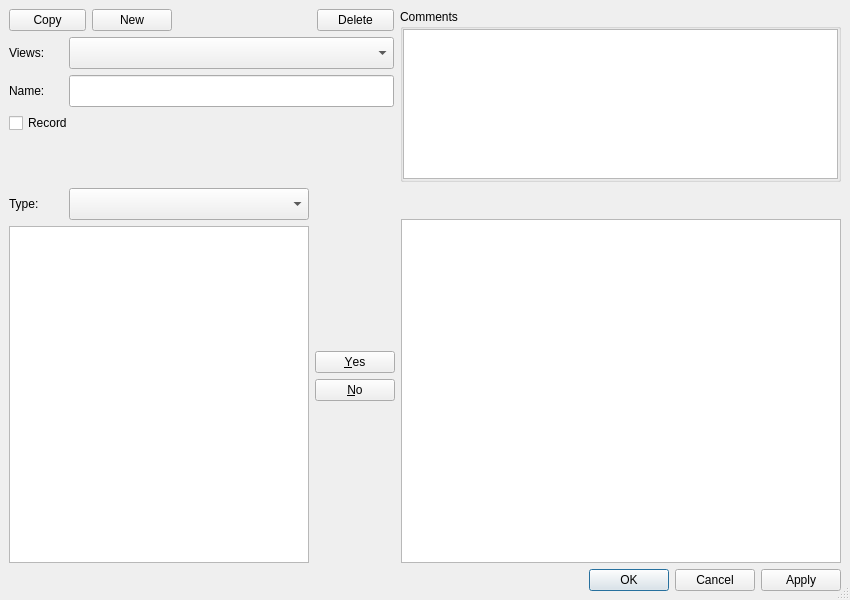
ccherrett/oom, file oom/widgets/trackvieweditorbase.ui: the form before one commit.
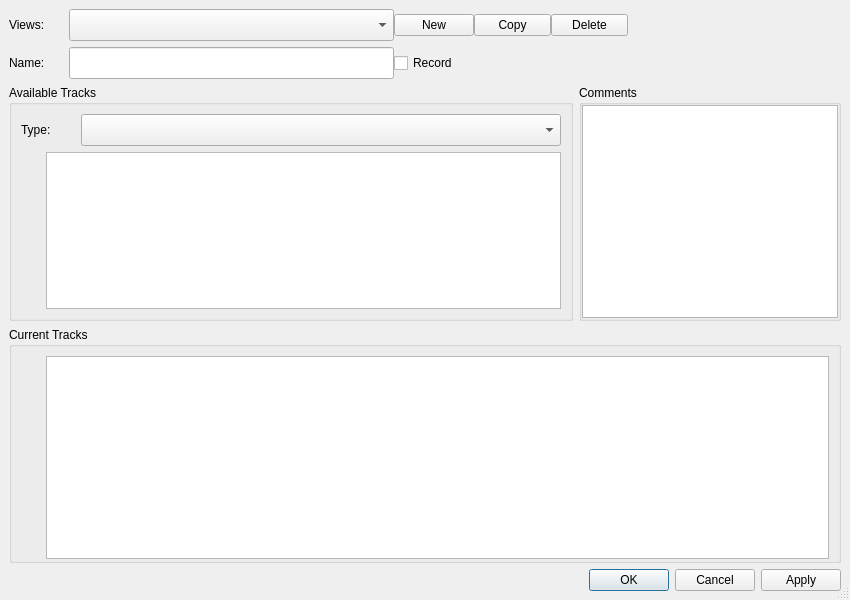
The form after the commit.

Diff of the .ui file:
```diff
--- a/oom/widgets/trackvieweditorbase.ui
+++ b/oom/widgets/trackvieweditorbase.ui
@@ -29,9 +29,9 @@
   <property name="modal">
    <bool>true</bool>
   </property>
-  <layout class="QVBoxLayout" name="verticalLayout" stretch="0,1,0">
+  <layout class="QVBoxLayout" name="verticalLayout" stretch="0,1,1,0">
    <item>
-    <layout class="QHBoxLayout" name="horizontalLayout" stretch="0,1">
+    <layout class="QHBoxLayout" name="horizontalLayout" stretch="0">
      <property name="sizeConstraint">
       <enum>QLayout::SetMinAndMaxSize</enum>
      </property>
@@ -53,29 +53,48 @@
         <number>0</number>
        </property>
        <item>
-        <layout class="QHBoxLayout" name="horizontalLayout_4">
-         <property name="sizeConstraint">
-          <enum>QLayout::SetFixedSize</enum>
-         </property>
-         <property name="topMargin">
+        <layout class="QHBoxLayout" name="groupLayout">
+         <property name="spacing">
           <number>0</number>
          </property>
          <item>
-          <widget class="QPushButton" name="btnCopy">
+          <widget class="QLabel" name="lblGroup">
            <property name="minimumSize">
             <size>
-             <width>77</width>
-             <height>0</height>
+             <width>60</width>
+             <height>32</height>
             </size>
            </property>
            <property name="maximumSize">
             <size>
-             <width>77</width>
-             <height>16777215</height>
+             <width>60</width>
+             <height>32</height>
             </size>
            </property>
            <property name="text">
-            <string>Copy</string>
+            <string>Views:</string>
+           </property>
+          </widget>
+         </item>
+         <item>
+          <widget class="QComboBox" name="cmbViews">
+           <property name="sizePolicy">
+            <sizepolicy hsizetype="Preferred" vsizetype="Fixed">
+             <horstretch>1</horstretch>
+             <verstretch>0</verstretch>
+            </sizepolicy>
+           </property>
+           <property name="minimumSize">
+            <size>
+             <width>325</width>
+             <height>32</height>
+            </size>
+           </property>
+           <property name="maximumSize">
+            <size>
+             <width>325</width>
+             <height>16777215</height>
+            </size>
            </property>
           </widget>
          </item>
@@ -99,17 +118,23 @@
           </widget>
          </item>
          <item>
-          <spacer name="horizontalSpacer_2">
-           <property name="orientation">
-            <enum>Qt::Horizontal</enum>
+          <widget class="QPushButton" name="btnCopy">
+           <property name="minimumSize">
+            <size>
+             <width>77</width>
+             <height>0</height>
+            </size>
            </property>
-           <property name="sizeHint" stdset="0">
+           <property name="maximumSize">
             <size>
-             <width>40</width>
-             <height>20</height>
+             <width>77</width>
+             <height>16777215</height>
             </size>
            </property>
-          </spacer>
+           <property name="text">
+            <string>Copy</string>
+           </property>
+          </widget>
          </item>
          <item>
           <widget class="QPushButton" name="btnDelete">
@@ -130,53 +155,18 @@
            </property>
           </widget>
          </item>
-        </layout>
-       </item>
        <item>
-        <layout class="QHBoxLayout" name="groupLayout">
-         <property name="spacing">
-          <number>0</number>
-         </property>
-         <item>
-          <widget class="QLabel" name="lblGroup">
-           <property name="minimumSize">
+          <spacer name="horizontalSpacer_2">
+           <property name="orientation">
+            <enum>Qt::Horizontal</enum>
+           </property>
+           <property name="sizeHint" stdset="0">
             <size>
-             <width>60</width>
-             <height>32</height>
+             <width>40</width>
+             <height>20</height>
             </size>
            </property>
-           <property name="maximumSize">
-            <size>
-             <width>60</width>
-             <height>32</height>
-            </size>
-           </property>
-           <property name="text">
-            <string>Views:</string>
-           </property>
-          </widget>
-         </item>
-         <item>
-          <widget class="QComboBox" name="cmbViews">
-           <property name="sizePolicy">
-            <sizepolicy hsizetype="Preferred" vsizetype="Fixed">
-             <horstretch>1</horstretch>
-             <verstretch>0</verstretch>
-            </sizepolicy>
-           </property>
-           <property name="minimumSize">
-            <size>
-             <width>325</width>
-             <height>32</height>
-            </size>
-           </property>
-           <property name="maximumSize">
-            <size>
-             <width>325</width>
-             <height>16777215</height>
-            </size>
-           </property>
-          </widget>
+          </spacer>
          </item>
         </layout>
        </item>
@@ -232,8 +222,6 @@
            </property>
           </widget>
          </item>
-        </layout>
-       </item>
        <item>
         <widget class="QCheckBox" name="chkRecord">
          <property name="toolTip">
@@ -245,59 +233,37 @@
         </widget>
        </item>
        <item>
-        <spacer name="verticalSpacer">
+          <spacer name="horizontalSpacer">
          <property name="orientation">
-          <enum>Qt::Vertical</enum>
+            <enum>Qt::Horizontal</enum>
          </property>
          <property name="sizeHint" stdset="0">
           <size>
-           <width>20</width>
-           <height>40</height>
+             <width>40</width>
+             <height>20</height>
           </size>
          </property>
         </spacer>
        </item>
       </layout>
      </item>
+      </layout>
+     </item>
+    </layout>
+   </item>
      <item>
-      <widget class="QGroupBox" name="groupBox">
+    <layout class="QHBoxLayout" name="horizontalLayout_5" stretch="1,0">
+     <property name="topMargin">
+      <number>0</number>
+     </property>
+     <item>
+      <widget class="QGroupBox" name="verticalGroupBox_2">
        <property name="title">
-        <string>Comments</string>
+        <string>Available Tracks</string>
        </property>
-       <layout class="QVBoxLayout" name="verticalLayout_5">
-        <property name="spacing">
-         <number>0</number>
-        </property>
-        <property name="margin">
-         <number>0</number>
-        </property>
+       <layout class="QVBoxLayout" name="verticalLayout_6">
         <item>
-         <widget class="QTextEdit" name="txtComment">
-          <property name="maximumSize">
-           <size>
-            <width>16777215</width>
-            <height>150</height>
-           </size>
-          </property>
-         </widget>
-        </item>
-       </layout>
-      </widget>
-     </item>
-    </layout>
-   </item>
-   <item>
-    <layout class="QHBoxLayout" name="horizontalLayout_2" stretch="1,0,1">
-     <item>
-      <layout class="QVBoxLayout" name="tracksLayout" stretch="0,0">
-       <property name="sizeConstraint">
-        <enum>QLayout::SetMinimumSize</enum>
-       </property>
-       <property name="rightMargin">
-        <number>0</number>
-       </property>
-       <item>
-        <layout class="QHBoxLayout" name="typeLayout">
+         <layout class="QHBoxLayout" name="typeLayout" stretch="0,1">
          <property name="spacing">
           <number>0</number>
          </property>
@@ -339,9 +305,65 @@
            </property>
            <property name="maximumSize">
             <size>
-             <width>240</width>
+              <width>16777215</width>
              <height>32</height>
             </size>
+            </property>
+           </widget>
+          </item>
+         </layout>
+        </item>
+        <item>
+         <layout class="QHBoxLayout" name="horizontalLayout_2">
+          <property name="spacing">
+           <number>0</number>
+          </property>
+          <item>
+           <layout class="QVBoxLayout" name="verticalLayout_7">
+            <property name="leftMargin">
+             <number>0</number>
+            </property>
+            <item>
+             <spacer name="verticalSpacer">
+              <property name="orientation">
+               <enum>Qt::Vertical</enum>
+              </property>
+              <property name="sizeHint" stdset="0">
+               <size>
+                <width>20</width>
+                <height>40</height>
+               </size>
+              </property>
+             </spacer>
+            </item>
+            <item>
+             <widget class="QToolButton" name="btnAdd">
+              <property name="minimumSize">
+               <size>
+                <width>25</width>
+                <height>25</height>
+               </size>
+              </property>
+              <property name="maximumSize">
+               <size>
+                <width>25</width>
+                <height>25</height>
+               </size>
+              </property>
+              <property name="toolTip">
+               <string>Add selected Track(s) from list</string>
+              </property>
+              <property name="text">
+               <string/>
+              </property>
+              <property name="iconSize">
+               <size>
+                <width>25</width>
+                <height>25</height>
+               </size>
+              </property>
+              <property name="autoRaise">
+               <bool>true</bool>
            </property>
           </widget>
          </item>
@@ -363,7 +385,7 @@
          </property>
          <property name="maximumSize">
           <size>
-           <width>300</width>
+              <width>16777215</width>
            <height>16777215</height>
           </size>
          </property>
@@ -380,29 +402,98 @@
        </item>
       </layout>
      </item>
+       </layout>
+      </widget>
+     </item>
      <item>
-      <widget class="QDialogButtonBox" name="actionBox">
-       <property name="orientation">
-        <enum>Qt::Vertical</enum>
+      <widget class="QGroupBox" name="groupBox">
+       <property name="title">
+        <string>Comments</string>
        </property>
-       <property name="standardButtons">
-        <set>QDialogButtonBox::No|QDialogButtonBox::Yes</set>
-       </property>
-       <property name="centerButtons">
-        <bool>true</bool>
-       </property>
-      </widget>
+       <layout class="QVBoxLayout" name="verticalLayout_5">
+        <property name="spacing">
+         <number>0</number>
+        </property>
+        <property name="margin">
+         <number>0</number>
+        </property>
+        <item>
+         <widget class="QTextEdit" name="txtComment">
+          <property name="maximumSize">
+           <size>
+            <width>16777215</width>
+            <height>16777215</height>
+           </size>
+          </property>
+         </widget>
+        </item>
+       </layout>
+      </widget>
+     </item>
+    </layout>
      </item>
      <item>
       <layout class="QVBoxLayout" name="verticalLayout_4">
        <item>
-        <layout class="QHBoxLayout" name="horizontalLayout_3">
+      <widget class="QGroupBox" name="">
+       <property name="sizePolicy">
+        <sizepolicy hsizetype="Expanding" vsizetype="Expanding">
+         <horstretch>0</horstretch>
+         <verstretch>0</verstretch>
+        </sizepolicy>
+       </property>
+       <property name="title">
+        <string>Current Tracks</string>
+       </property>
+       <layout class="QHBoxLayout" name="horizontalLayout_3" stretch="0,1">
+        <property name="spacing">
+         <number>0</number>
+        </property>
          <property name="sizeConstraint">
           <enum>QLayout::SetMinimumSize</enum>
          </property>
          <property name="bottomMargin">
+         <number>1</number>
+        </property>
+        <item>
+         <layout class="QVBoxLayout" name="verticalLayout_3">
+          <property name="leftMargin">
           <number>0</number>
          </property>
+          <property name="topMargin">
+           <number>6</number>
+          </property>
+          <item>
+           <widget class="QToolButton" name="btnAddVirtual">
+            <property name="minimumSize">
+             <size>
+              <width>25</width>
+              <height>25</height>
+             </size>
+            </property>
+            <property name="maximumSize">
+             <size>
+              <width>25</width>
+              <height>25</height>
+             </size>
+            </property>
+            <property name="toolTip">
+             <string>Add Track Template</string>
+            </property>
+            <property name="text">
+             <string/>
+            </property>
+            <property name="iconSize">
+             <size>
+              <width>25</width>
+              <height>25</height>
+             </size>
+            </property>
+            <property name="autoRaise">
+             <bool>true</bool>
+            </property>
+           </widget>
+          </item>
          <item>
           <widget class="QToolButton" name="btnUp">
            <property name="minimumSize">
@@ -460,14 +551,55 @@
           </widget>
          </item>
          <item>
-          <spacer name="horizontalSpacer">
+           <spacer name="verticalSpacer_2">
            <property name="orientation">
-            <enum>Qt::Horizontal</enum>
+             <enum>Qt::Vertical</enum>
            </property>
            <property name="sizeHint" stdset="0">
             <size>
-             <width>40</width>
-             <height>20</height>
+              <width>20</width>
+              <height>40</height>
+             </size>
+            </property>
+           </spacer>
+          </item>
+          <item>
+           <widget class="QToolButton" name="btnRemove">
+            <property name="minimumSize">
+             <size>
+              <width>25</width>
+              <height>25</height>
+             </size>
+            </property>
+            <property name="maximumSize">
+             <size>
+              <width>25</width>
+              <height>25</height>
+             </size>
+            </property>
+            <property name="text">
+             <string/>
+            </property>
+            <property name="iconSize">
+             <size>
+              <width>25</width>
+              <height>25</height>
+             </size>
+            </property>
+            <property name="autoRaise">
+             <bool>true</bool>
+            </property>
+           </widget>
+          </item>
+          <item>
+           <spacer name="verticalSpacer_3">
+            <property name="orientation">
+             <enum>Qt::Vertical</enum>
+            </property>
+            <property name="sizeHint" stdset="0">
+             <size>
+              <width>20</width>
+              <height>40</height>
             </size>
            </property>
           </spacer>
@@ -515,6 +647,7 @@
         </widget>
        </item>
       </layout>
+      </widget>
      </item>
     </layout>
    </item>
```
Lines whose indentation alone changed are shown as unchanged.
